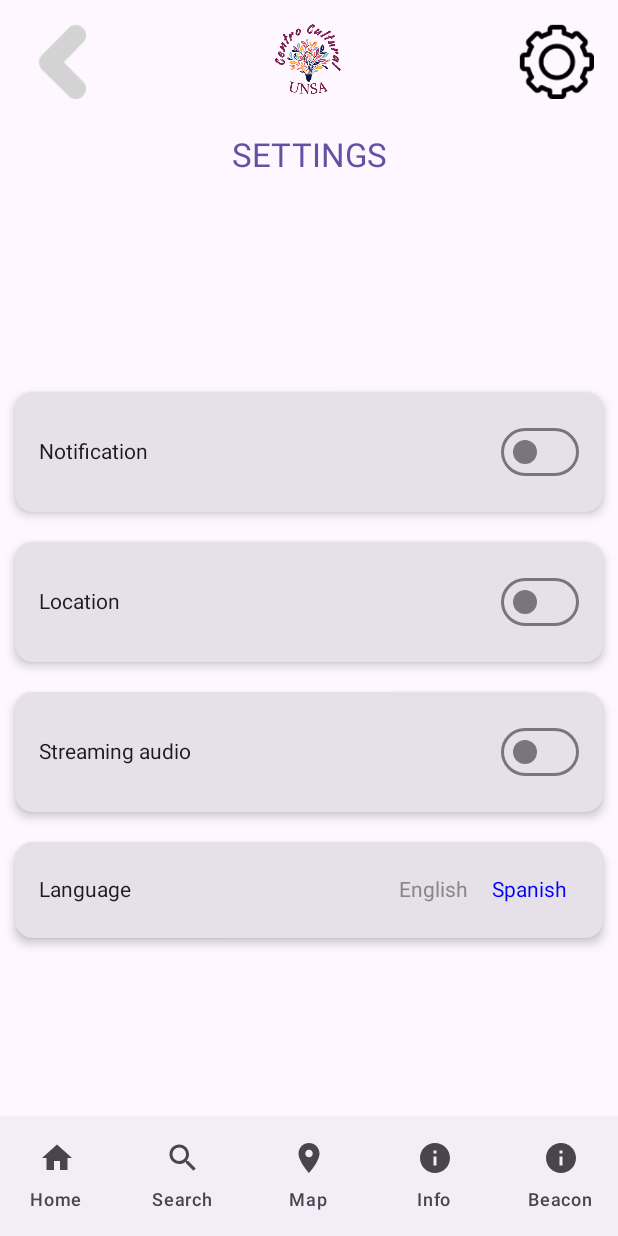
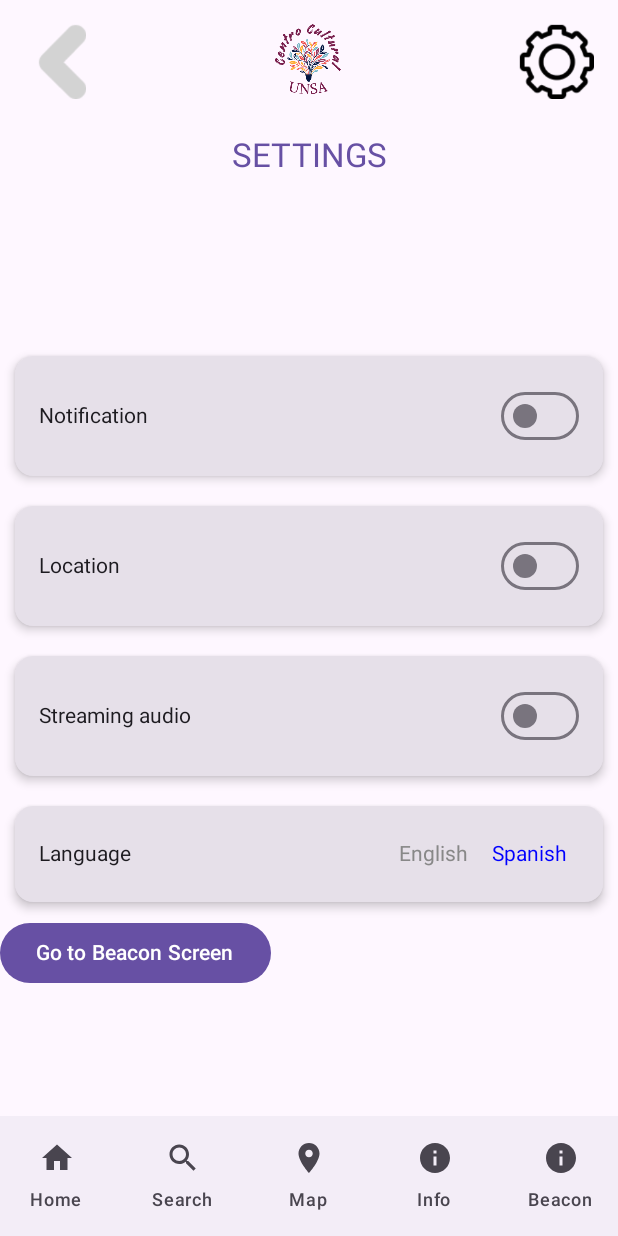
Before and after one commit to NoheliaEstefhania/DANP_ArtGalleryProject, an Android app built with Jetpack Compose: the SettingScreen screen opened through its navigation route, on a phone screen of 412 x 824 dp. Run offline under Robolectric (Android 15) with nearby library versions, the phone set to English and light mode, and no system bars.

Commit message:
button settings to beacon

```diff
--- a/app/src/main/java/com/example/danp_artgallery/navigation/CustomTopBar.kt
+++ b/app/src/main/java/com/example/danp_artgallery/navigation/CustomTopBar.kt
@@ -54,9 +54,6 @@ fun CustomTopBar(navController: NavController) {
                 .clickable {
                     navController.navigate(Screens.SettingScreen.name) // Navega a InfoScreen
                 }
-
         )
     }
-
-
 }
--- a/app/src/main/java/com/example/danp_artgallery/settings/SettingScreen.kt
+++ b/app/src/main/java/com/example/danp_artgallery/settings/SettingScreen.kt
@@ -10,6 +10,7 @@ import androidx.compose.foundation.layout.fillMaxWidth
 import androidx.compose.foundation.layout.height
 import androidx.compose.foundation.layout.padding
 import androidx.compose.foundation.layout.size
+import androidx.compose.material3.Button
 import androidx.compose.material3.Card
 import androidx.compose.material3.CardDefaults
 import androidx.compose.material3.MaterialTheme
@@ -30,6 +31,7 @@ import androidx.navigation.NavController
 import androidx.navigation.compose.rememberNavController
 import com.example.danp_artgallery.R
 import com.example.danp_artgallery.navigation.CustomTopBar
+import com.example.danp_artgallery.navigation.Screens
 
 
 private val title = "SETTINGS"
@@ -65,14 +67,14 @@ fun SettingScreen(navController: NavController){
                     .padding(paddingValues),  // Esto agrega padding para evitar que el contenido se solape con la topBar.
                 contentAlignment = Alignment.Center
             ) {
-                SeccionInterruptores()
+                SeccionInterruptores(navController)
             }
         }
     )
 }
 
 @Composable
-fun SeccionInterruptores() {
+fun SeccionInterruptores(navController: NavController) {
     // Estados para los interruptores
     val estadoNotificacion = remember { mutableStateOf(false) }
     val estadoUbicacion = remember { mutableStateOf(false) }
@@ -84,6 +86,8 @@ fun SeccionInterruptores() {
         CardInterruptor(label = "Location", estado = estadoUbicacion)
         CardInterruptor(label = "Streaming audio", estado = estadoStreamingAudio)
         CardSelectionLanguaje(idiomaSeleccionado)
+        NavigationButton(navController)
+
     }
 }
 
@@ -144,6 +148,19 @@ fun LangujeOpcion(idioma: String, languajeSelected: MutableState<String>) {
     )
 }
 
+@Composable
+fun NavigationButton(navController: NavController) {
+    Button(
+        onClick = {
+            // Navegar a BeaconScreen
+            navController.navigate(Screens.BeaconScreen.name)
+        },
+        //modifier = Modifier.align(Alignment.CenterHorizontally)
+    ) {
+        Text(text = "Go to Beacon Screen")
+    }
+}
+
 @Preview
 @Composable
 fun SettingScreenPreview(){
```
